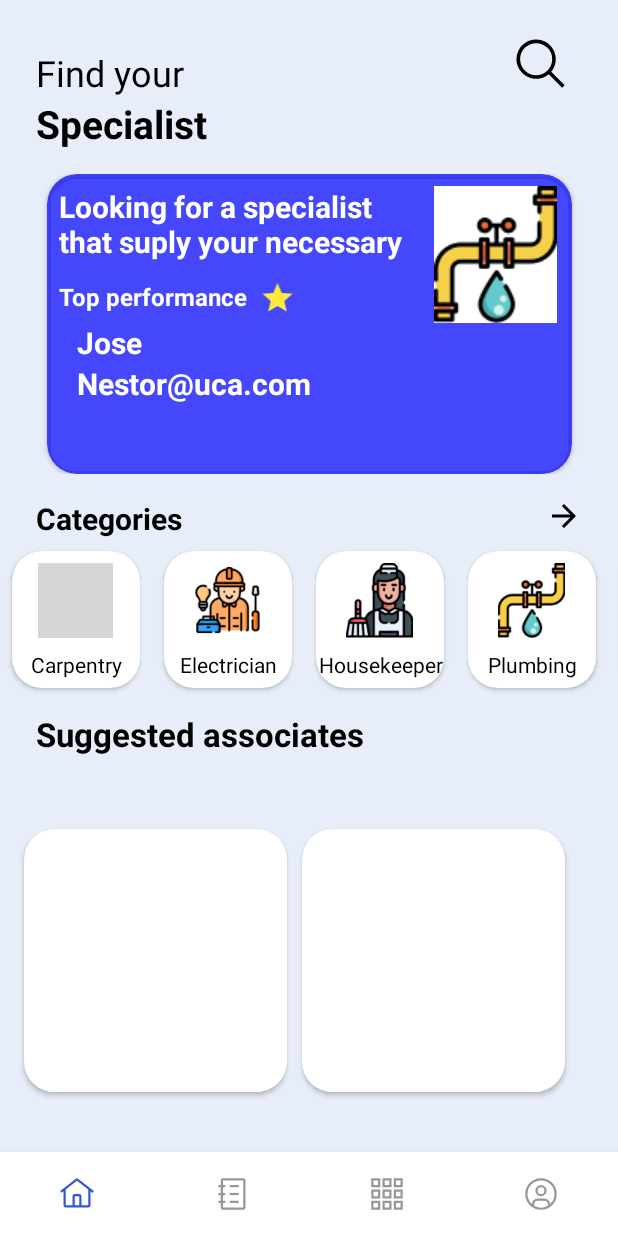
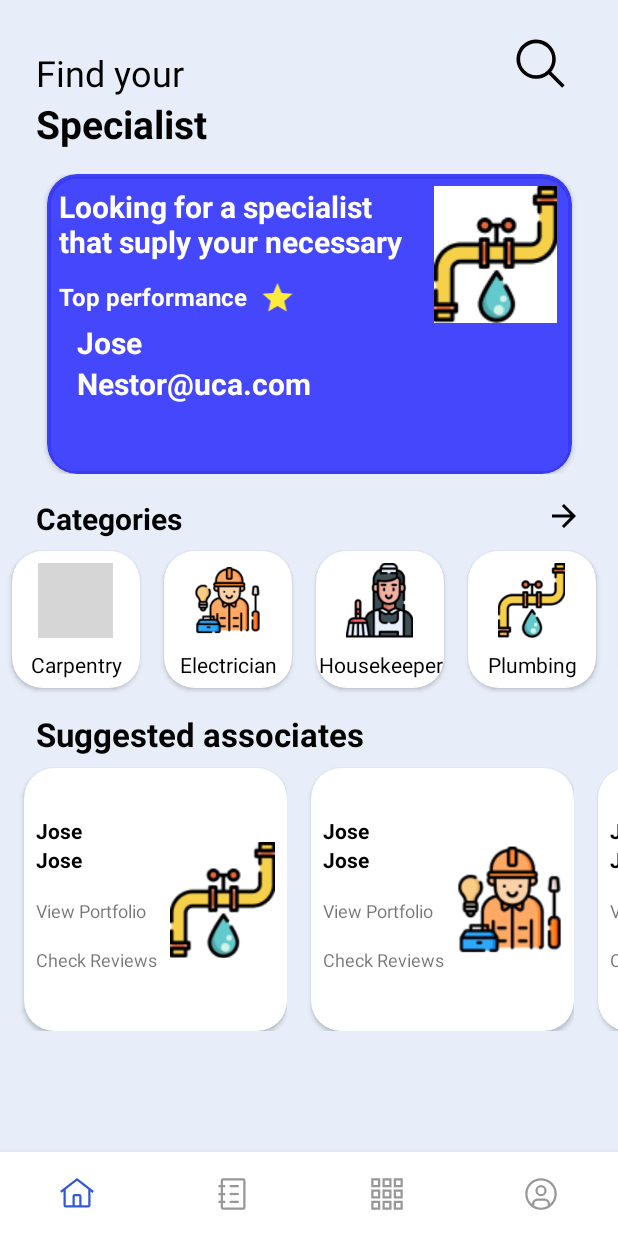
Before and after one commit to Trabajitos-SV/Trabajitos-App, an Android app: the HomeFragment screen opened directly, with no data from a screen before it, on a phone screen of 412 x 824 dp. Run offline under Robolectric (Android 15) with nearby library versions, the phone set to English and light mode, and no system bars; our stand-ins replace data binding, navigation-ui; grey boxes are pictures that could not be loaded.

Commit message:
Agregando el ultimo RecyclerView de la vista Home

```diff
--- a/app/src/main/java/com/example/trabajitosinc/ui/home/HomeFragment.kt
+++ b/app/src/main/java/com/example/trabajitosinc/ui/home/HomeFragment.kt
@@ -14,7 +14,9 @@ import com.example.trabajitosinc.R
 import com.example.trabajitosinc.data.models.CategoryModel
 import com.example.trabajitosinc.data.models.UserModel
 import com.example.trabajitosinc.databinding.FragmentHomeBinding
+import com.example.trabajitosinc.databinding.ItemSuggestedAssociatesBinding
 import com.example.trabajitosinc.ui.home.CategoriesHomeRecyclerView.CategoriesHomeRecyclerViewAdapter
+import com.example.trabajitosinc.ui.home.SuggestedRecyclerView.SuggestedRecyclerViewAdapter
 import com.example.trabajitosinc.ui.home.TopPerformanceRecyclerView.TopPerformanceRecyclerViewAdapter
 
 class HomeFragment : Fragment() {
@@ -27,6 +29,7 @@ class HomeFragment : Fragment() {
     private lateinit var binding : FragmentHomeBinding
     private lateinit var adapter : CategoriesHomeRecyclerViewAdapter
     private lateinit var adapterTopPerformance : TopPerformanceRecyclerViewAdapter
+    private lateinit var adapterSuggestedAssociates : SuggestedRecyclerViewAdapter
 
 
 
@@ -41,10 +44,15 @@ class HomeFragment : Fragment() {
     override fun onViewCreated(view: View, savedInstanceState: Bundle?) {
         super.onViewCreated(view, savedInstanceState)
 
+        binding.arrowForwardCategoriesButton.setOnClickListener {
+            findNavController().navigate(R.id.action_navigation_home_to_navigation_categories)
+        }
+
         setRecyclerViewCategories(view)
 
         setRecyclerViewTopPerformance(view)
 
+        setRecyclerViewSuggestedAssociates(view)
 
     }
 
@@ -101,7 +109,30 @@ class HomeFragment : Fragment() {
     }
 
 
+    private fun showSelectedItemSuggestedAssociates(user: UserModel){
+        homeViewModel.setSelectedUser(user)
+        Log.d("APP_TAG", user.name)
+        findNavController().navigate(R.id.action_navigation_categories_to_selectedCategoryFragment)
+    }
+
+    private fun displayUserSuggested() {
+        adapterSuggestedAssociates.setData(homeViewModel.getUsers())
+        adapterSuggestedAssociates.notifyDataSetChanged()
+
+    }
+
+    fun setRecyclerViewSuggestedAssociates(view: View){
+
+        binding.suggestedAssociates.layoutManager = LinearLayoutManager(requireContext(), LinearLayoutManager.HORIZONTAL, false)
 
 
+        adapterSuggestedAssociates = SuggestedRecyclerViewAdapter {
+            showSelectedItemSuggestedAssociates(it)
+        }
+
+        binding.suggestedAssociates.adapter = adapterSuggestedAssociates
+        displayUserSuggested()
+
+    }
 
 }
--- /dev/null
+++ b/app/src/main/java/com/example/trabajitosinc/ui/home/SuggestedRecyclerView/SuggestedRecyclerViewAdapter.kt
@@ -0,0 +1,39 @@
+package com.example.trabajitosinc.ui.home.SuggestedRecyclerView
+
+import android.view.LayoutInflater
+import android.view.ViewGroup
+import androidx.recyclerview.widget.RecyclerView
+import com.example.trabajitosinc.data.models.UserModel
+import com.example.trabajitosinc.databinding.ItemSuggestedAssociatesBinding
+
+
+class SuggestedRecyclerViewAdapter (
+    private val clickListener: (UserModel) -> Unit
+) : RecyclerView.Adapter<SuggestedRecyclerViewHolder>() {
+
+    private val users = ArrayList<UserModel>()
+
+    override fun onCreateViewHolder(
+        parent: ViewGroup,
+        viewType: Int
+    ): SuggestedRecyclerViewHolder {
+        val binding =
+            ItemSuggestedAssociatesBinding.inflate(LayoutInflater.from(parent.context), parent, false)
+        return SuggestedRecyclerViewHolder(binding)
+    }
+
+    override fun getItemCount(): Int {
+        return users.size
+    }
+
+    override fun onBindViewHolder(holder: SuggestedRecyclerViewHolder, position: Int) {
+        val user = users[position]
+        holder.bind(user, clickListener)
+    }
+
+    fun setData(userList: List<UserModel>) {
+        users.clear()
+        users.addAll(userList)
+    }
+
+}
--- /dev/null
+++ b/app/src/main/java/com/example/trabajitosinc/ui/home/SuggestedRecyclerView/SuggestedRecyclerViewHolder.kt
@@ -0,0 +1,21 @@
+package com.example.trabajitosinc.ui.home.SuggestedRecyclerView
+
+import androidx.recyclerview.widget.RecyclerView
+import com.example.trabajitosinc.data.models.UserModel
+import com.example.trabajitosinc.databinding.ItemSuggestedAssociatesBinding
+
+class SuggestedRecyclerViewHolder(private val binding: ItemSuggestedAssociatesBinding)  : RecyclerView.ViewHolder(binding.root) {
+
+    fun bind (user  : UserModel, clickListener: (UserModel) -> Unit) {
+        binding.userNameCard.text = user.name
+        binding.userLastnameCard.text = user.name
+        binding.userImageCard.setImageResource(user.image)
+
+
+        binding.suggestedAssociatesCard.setOnClickListener{
+            clickListener(user)
+        }
+
+    }
+
+}
--- a/app/src/main/java/com/example/trabajitosinc/ui/user/UserInfoFragment.kt
+++ b/app/src/main/java/com/example/trabajitosinc/ui/user/UserInfoFragment.kt
@@ -48,7 +48,6 @@ class UserInfoFragment : Fragment() {
         binding.viewmodel = userInfoViewModel
 
 
-
     }
 
 
--- a/app/src/main/res/drawable/rounded_corners_image_repository.xml
+++ b/app/src/main/res/drawable/rounded_corners_image_repository.xml
@@ -2,7 +2,5 @@
 <shape xmlns:android="http://schemas.android.com/apk/res/android">
     <solid android:color="@android:color/transparent" />
     <corners android:radius="8dp" />
-    <stroke
-        android:color="@color/black"
-        android:width="1dp" />
+
 </shape>
--- a/app/src/main/res/layout/fragment_home.xml
+++ b/app/src/main/res/layout/fragment_home.xml
@@ -104,25 +104,12 @@
             app:layout_constraintStart_toStartOf="parent"
             app:layout_constraintTop_toBottomOf="@+id/categories_home" />
 
-        <androidx.cardview.widget.CardView
-            android:id="@+id/cardView"
-            android:layout_width="175dp"
-            android:layout_height="175dp"
-            android:layout_marginStart="16dp"
-            android:layout_marginTop="8dp"
-            app:cardCornerRadius="20dp"
-            app:layout_constraintBottom_toBottomOf="parent"
+        <androidx.recyclerview.widget.RecyclerView
+            android:id="@+id/suggested_associates"
+            android:layout_width="match_parent"
+            android:layout_height="wrap_content"
+            app:layout_constraintEnd_toEndOf="parent"
             app:layout_constraintStart_toStartOf="parent"
-            app:layout_constraintTop_toBottomOf="@+id/textView17" />
-
-        <androidx.cardview.widget.CardView
-            android:layout_width="175dp"
-            android:layout_height="175dp"
-            android:layout_marginStart="10dp"
-            android:layout_marginTop="8dp"
-            app:cardCornerRadius="20dp"
-            app:layout_constraintBottom_toBottomOf="parent"
-            app:layout_constraintStart_toEndOf="@+id/cardView"
             app:layout_constraintTop_toBottomOf="@+id/textView17" />
 
 
--- /dev/null
+++ b/app/src/main/res/layout/item_suggested_associates.xml
@@ -0,0 +1,80 @@
+<?xml version="1.0" encoding="utf-8"?>
+
+<androidx.constraintlayout.widget.ConstraintLayout xmlns:app="http://schemas.android.com/apk/res-auto"
+    xmlns:tools="http://schemas.android.com/tools"
+    xmlns:android="http://schemas.android.com/apk/res/android"
+    android:layout_width="wrap_content"
+    android:layout_height="match_parent">
+
+    <androidx.cardview.widget.CardView
+        android:id="@+id/suggested_associates_card"
+        android:layout_width="175dp"
+        android:layout_height="175dp"
+        android:layout_marginStart="16dp"
+        android:layout_marginTop="8dp"
+        app:cardCornerRadius="20dp"
+        app:layout_constraintStart_toStartOf="parent"
+        app:layout_constraintTop_toTopOf="parent">
+
+        <androidx.constraintlayout.widget.ConstraintLayout
+            android:layout_width="match_parent"
+            android:layout_height="match_parent">
+
+            <TextView
+                android:id="@+id/user_name_card"
+                android:layout_width="wrap_content"
+                android:layout_height="wrap_content"
+                android:layout_marginStart="8dp"
+                android:layout_marginTop="32dp"
+                android:text="Jose"
+                android:textColor="@color/black"
+                android:textStyle="bold"
+                app:layout_constraintStart_toStartOf="parent"
+                app:layout_constraintTop_toTopOf="parent" />
+
+            <TextView
+                android:id="@+id/user_lastname_card"
+                android:layout_width="wrap_content"
+                android:layout_height="wrap_content"
+                android:text="Guidos"
+                android:textColor="@color/black"
+                android:textStyle="bold"
+                app:layout_constraintStart_toStartOf="@+id/user_name_card"
+                app:layout_constraintTop_toBottomOf="@+id/user_name_card" />
+
+
+            <ImageView
+                android:id="@+id/user_image_card"
+                android:layout_width="70dp"
+                android:layout_height="125dp"
+                android:layout_marginEnd="8dp"
+                android:background="@drawable/rounded_corners_image_repository"
+                app:layout_constraintBottom_toBottomOf="parent"
+                app:layout_constraintEnd_toEndOf="parent"
+                app:layout_constraintTop_toTopOf="parent"
+                app:srcCompat="@drawable/electrician_icon" />
+
+            <TextView
+                android:id="@+id/view_porfolio_text"
+                android:layout_width="wrap_content"
+                android:layout_height="wrap_content"
+                android:layout_marginTop="16dp"
+                android:text="View Portfolio"
+                android:textSize="12sp"
+                app:layout_constraintStart_toStartOf="@+id/user_lastname_card"
+                app:layout_constraintTop_toBottomOf="@+id/user_lastname_card" />
+
+            <TextView
+                android:id="@+id/view_check_reviews_text"
+                android:layout_width="wrap_content"
+                android:layout_height="wrap_content"
+                android:layout_marginTop="16dp"
+                android:text="Check Reviews"
+                android:textSize="12sp"
+                app:layout_constraintStart_toStartOf="@+id/view_porfolio_text"
+                app:layout_constraintTop_toBottomOf="@+id/view_porfolio_text" />
+
+
+        </androidx.constraintlayout.widget.ConstraintLayout>
+    </androidx.cardview.widget.CardView>
+</androidx.constraintlayout.widget.ConstraintLayout>
--- a/app/src/main/res/navigation/nav_graph.xml
+++ b/app/src/main/res/navigation/nav_graph.xml
@@ -9,7 +9,11 @@
         android:id="@+id/navigation_home"
         android:name="com.example.trabajitosinc.ui.HomeFragment"
         android:label="fragment_home"
-        tools:layout="@layout/fragment_home" />
+        tools:layout="@layout/fragment_home" >
+        <action
+            android:id="@+id/action_navigation_home_to_navigation_categories"
+            app:destination="@id/navigation_categories" />
+    </fragment>
     <fragment
         android:id="@+id/navigation_history"
         android:name="com.example.trabajitosinc.ui.history.HistoryFragment"
```
